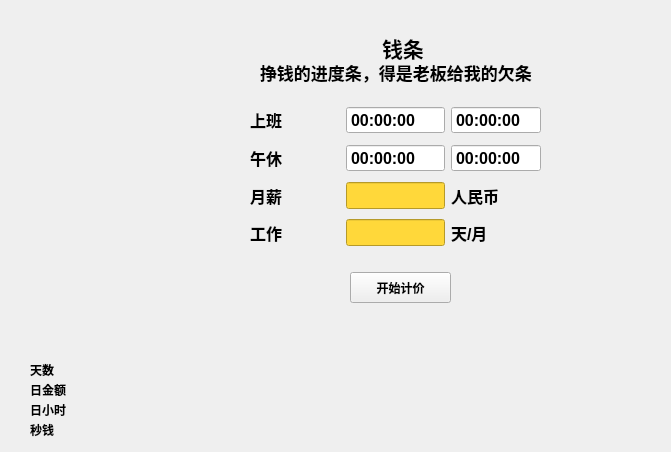
This is moneyprogress.ui in wxydejoy/MoneyProgress_win as Qt 5 draws it before an edit; both pictures show x 0 to 671 and y 148 to 600 of the 800 by 600 pixel window. The edited form follows.
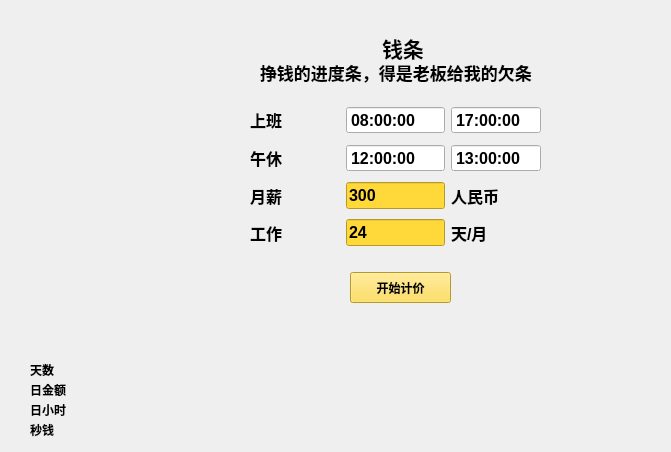
This is the edited form. Icons and pictures are not drawn.

```diff
--- a/moneyprogress.ui
+++ b/moneyprogress.ui
@@ -91,7 +91,7 @@
      </rect>
     </property>
     <property name="styleSheet">
-     <string notr="true"/>
+     <string notr="true">background-color: rgb(255, 216, 58);</string>
     </property>
     <property name="text">
      <string>开始计价</string>
@@ -111,7 +111,7 @@
      <rect>
       <x>30</x>
       <y>510</y>
-      <width>53</width>
+      <width>171</width>
       <height>16</height>
      </rect>
     </property>
@@ -124,7 +124,7 @@
      <rect>
       <x>30</x>
       <y>530</y>
-      <width>53</width>
+      <width>151</width>
       <height>16</height>
      </rect>
     </property>
@@ -137,7 +137,7 @@
      <rect>
       <x>30</x>
       <y>550</y>
-      <width>53</width>
+      <width>191</width>
       <height>16</height>
      </rect>
     </property>
@@ -150,7 +150,7 @@
      <rect>
       <x>30</x>
       <y>570</y>
-      <width>53</width>
+      <width>191</width>
       <height>16</height>
      </rect>
     </property>
@@ -186,6 +186,29 @@
        <property name="buttonSymbols">
         <enum>QAbstractSpinBox::NoButtons</enum>
        </property>
+       <property name="dateTime">
+        <datetime>
+         <hour>8</hour>
+         <minute>0</minute>
+         <second>0</second>
+         <year>2000</year>
+         <month>1</month>
+         <day>1</day>
+        </datetime>
+       </property>
+       <property name="minimumDateTime">
+        <datetime>
+         <hour>0</hour>
+         <minute>0</minute>
+         <second>0</second>
+         <year>2000</year>
+         <month>1</month>
+         <day>1</day>
+        </datetime>
+       </property>
+       <property name="timeSpec">
+        <enum>Qt::LocalTime</enum>
+       </property>
       </widget>
      </item>
      <item row="1" column="0">
@@ -260,6 +283,9 @@
        <property name="styleSheet">
         <string notr="true">background-color: rgb(255, 216, 58);</string>
        </property>
+       <property name="text">
+        <string>300</string>
+       </property>
       </widget>
      </item>
      <item row="0" column="2">
@@ -274,6 +300,19 @@
        <property name="buttonSymbols">
         <enum>QAbstractSpinBox::NoButtons</enum>
        </property>
+       <property name="dateTime">
+        <datetime>
+         <hour>17</hour>
+         <minute>0</minute>
+         <second>0</second>
+         <year>2000</year>
+         <month>1</month>
+         <day>1</day>
+        </datetime>
+       </property>
+       <property name="timeSpec">
+        <enum>Qt::LocalTime</enum>
+       </property>
       </widget>
      </item>
      <item row="1" column="1">
@@ -288,6 +327,19 @@
        <property name="buttonSymbols">
         <enum>QAbstractSpinBox::NoButtons</enum>
        </property>
+       <property name="dateTime">
+        <datetime>
+         <hour>12</hour>
+         <minute>0</minute>
+         <second>0</second>
+         <year>2000</year>
+         <month>1</month>
+         <day>1</day>
+        </datetime>
+       </property>
+       <property name="timeSpec">
+        <enum>Qt::LocalTime</enum>
+       </property>
       </widget>
      </item>
      <item row="1" column="2">
@@ -302,6 +354,19 @@
        <property name="buttonSymbols">
         <enum>QAbstractSpinBox::NoButtons</enum>
        </property>
+       <property name="dateTime">
+        <datetime>
+         <hour>13</hour>
+         <minute>0</minute>
+         <second>0</second>
+         <year>2000</year>
+         <month>1</month>
+         <day>1</day>
+        </datetime>
+       </property>
+       <property name="timeSpec">
+        <enum>Qt::LocalTime</enum>
+       </property>
       </widget>
      </item>
      <item row="3" column="0">
@@ -335,6 +400,9 @@
         <string notr="true">background-color: rgb(255, 216, 58);
 </string>
        </property>
+       <property name="text">
+        <string>24</string>
+       </property>
        <property name="maxLength">
         <number>100</number>
        </property>
```
